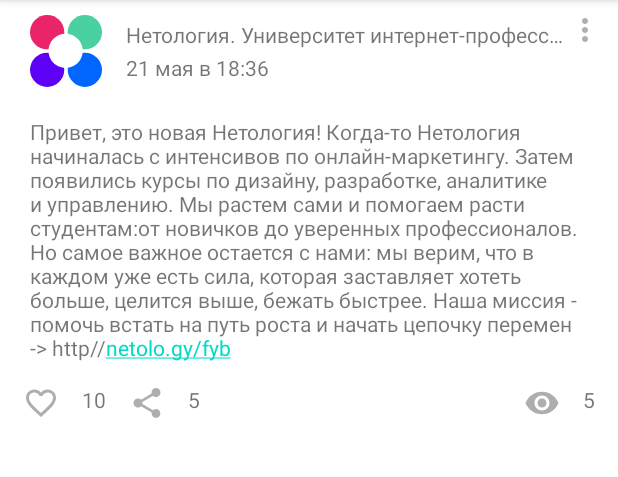
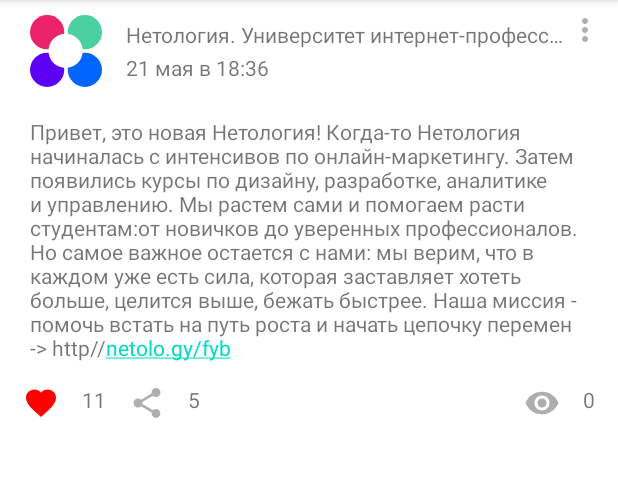
Before and after one commit to TsuraEvgesha/Try, an Android app: the screen it shows after launch (MainActivity), after a tap on an icon or button, on a phone screen of 412 x 824 dp, the part 84-561 px from its top. Run offline under Robolectric (Android 15) with nearby library versions, the phone set to English and light mode, and no system bars.

Commit message:
Обработка событий

```diff
--- a/app/src/main/java/dto/Post.kt
+++ b/app/src/main/java/dto/Post.kt
@@ -5,9 +5,10 @@ data class Post (
     val author:String,
     val authorAvatar: String,
     val published: String,
-    val likes:Int,
+    var likes:Long,
     var liked:Boolean,
-    val sare: Long,
+    var share: Long,
+    var sareReal:Boolean,
     val content:String,
     val view: Long,
 )
--- a/app/src/main/java/ru/netology/nmedia/MainActivity.kt
+++ b/app/src/main/java/ru/netology/nmedia/MainActivity.kt
@@ -1,33 +1,93 @@
 package ru.netology.nmedia
 
+import android.os.Bundle
 import androidx.appcompat.app.AppCompatActivity
-import android.os.Bundle
 import dto.Post
 import ru.netology.nmedia.databinding.ActivityMainBinding
+import java.math.RoundingMode
+import java.text.DecimalFormat
 
 class MainActivity : AppCompatActivity() {
     override fun onCreate(savedInstanceState: Bundle?) {
         super.onCreate(savedInstanceState)
         val binding = ActivityMainBinding.inflate(layoutInflater)
         setContentView(binding.root)
-        val post = Post(0,"Нетология. Университет интернет-профессий","","21 мая в 18:36", 10,true,5,"Привет, это новая Нетология! Когда-то Нетология начиналась с интенсивов по онлайн-маркетингу. Затем появились курсы по дизайну, разработке, аналитике и управлению. Мы растем сами и помогаем расти студентам:от новичков до уверенных профессионалов. Но самое важное остается с нами: мы верим, что в каждом уже есть сила, которая заставляет хотеть больше, целится выше, бежать быстрее. Наша миссия - помочь встать на путь роста и начать цепочку перемен -> http//netolo.gy/fyb",5)
-        with(binding){
-        published.text=post.published
-        author.text=post.author
-        content.text=post.content
+        val post = Post(
+            0,
+            "Нетология. Университет интернет-профессий",
+            "",
+            "21 мая в 18:36",
+            10,
+            false,
+            5,
+            false,
+            "Привет, это новая Нетология! Когда-то Нетология начиналась с интенсивов по онлайн-маркетингу. Затем появились курсы по дизайну, разработке, аналитике и управлению. Мы растем сами и помогаем расти студентам:от новичков до уверенных профессионалов. Но самое важное остается с нами: мы верим, что в каждом уже есть сила, которая заставляет хотеть больше, целится выше, бежать быстрее. Наша миссия - помочь встать на путь роста и начать цепочку перемен -> http//netolo.gy/fyb",
+            0
+        )
+        with(binding) {
+            published.text = post.published
+            author.text = post.author
+            content.text = post.content
+            numberOfLikes.text = counter(post.likes)
+            numberOfShare.text= counter(post.share)
+            numberOfVisit.text=counter(post.view)
             likes.setOnClickListener {
-            post.liked=!post.liked
+                if (post.liked) post.likes-- else post.likes++
+                post.liked = !post.liked
+                numberOfLikes.text = counter(post.likes)
                 likes.setImageResource(
-                if(post.liked) {
+                    if (post.liked) {
                         R.drawable.ic_baseline_favorite_24
                     } else {
                         R.drawable.ic_outline_favorite_border_24
                     }
+                )
 
+            }
+            share.setOnClickListener{
+                post.share++
+                post.sareReal=!post.sareReal
+                numberOfShare.text=counter(post.share)
+                share.setImageResource(
+                    if (post.sareReal){
+                        R.drawable.ic_baseline_sharetrue_24
+                    } else{
+                        R.drawable.ic_baseline_sharetrue_24
+                    }
                 )
+            }
+
+        }
+
+    }
+
+
+
+    private fun counter(item: Long): String {
+
+        return when (item) {
+
+            in 1000..1099 -> {
+                val num = numberToInt(item / 1000.0)
+                (num + "K") }
+            in 1100..9999 -> {
+                val num = numberToInt(item / 1000.0)
+                (num + "K") }
+            in 10_000..999_999 -> {
+                ((item / 1000).toString() + "K") }
+            in 1_000_000..1_000_000_000 -> {
+                val num = numberToInt(item / 1_000_000.0)
+                (num + "M") }
+            else -> item.toString()
         }
     }
 
+    private fun numberToInt (number: Double): String {
+        val demFormat = DecimalFormat("#.#")
+        demFormat.roundingMode = RoundingMode.FLOOR
+        return demFormat.format(number).toString()
+    }
+
+
 
 }
-}
--- /dev/null
+++ b/app/src/main/res/drawable/ic_baseline_sharetrue_24.xml
@@ -0,0 +1,5 @@
+<vector android:height="24dp" android:tint="#1AAC1A"
+    android:viewportHeight="24" android:viewportWidth="24"
+    android:width="24dp" xmlns:android="http://schemas.android.com/apk/res/android">
+    <path android:fillColor="@android:color/white" android:pathData="M18,16.08c-0.76,0 -1.44,0.3 -1.96,0.77L8.91,12.7c0.05,-0.23 0.09,-0.46 0.09,-0.7s-0.04,-0.47 -0.09,-0.7l7.05,-4.11c0.54,0.5 1.25,0.81 2.04,0.81 1.66,0 3,-1.34 3,-3s-1.34,-3 -3,-3 -3,1.34 -3,3c0,0.24 0.04,0.47 0.09,0.7L8.04,9.81C7.5,9.31 6.79,9 6,9c-1.66,0 -3,1.34 -3,3s1.34,3 3,3c0.79,0 1.5,-0.31 2.04,-0.81l7.12,4.16c-0.05,0.21 -0.08,0.43 -0.08,0.65 0,1.61 1.31,2.92 2.92,2.92 1.61,0 2.92,-1.31 2.92,-2.92s-1.31,-2.92 -2.92,-2.92z"/>
+</vector>
--- a/app/src/main/res/layout/activity_main.xml
+++ b/app/src/main/res/layout/activity_main.xml
@@ -133,7 +133,7 @@
         android:layout_height="wrap_content"
         android:layout_margin="15dp"
         android:layout_marginStart="5dp"
-        android:text="@string/likes"
+        tools:text="10"
         app:layout_constraintStart_toEndOf="@+id/likes"
         app:layout_constraintTop_toBottomOf="@+id/content" />
 
@@ -141,7 +141,7 @@
         android:id="@+id/number_of_share"
         android:layout_width="wrap_content"
         android:layout_height="wrap_content"
-        android:text="@string/share"
+        tools:text="@string/share"
         android:layout_margin="15dp"
         android:layout_marginStart="5dp"
         app:layout_constraintStart_toEndOf="@+id/share"
@@ -152,7 +152,7 @@
         android:layout_width="wrap_content"
         android:layout_height="wrap_content"
         android:layout_margin="15dp"
-        android:text="@string/visit"
+        tools:text="@string/visit"
         android:layout_marginEnd="5dp"
         app:layout_constraintEnd_toEndOf="parent"
         app:layout_constraintTop_toBottomOf="@+id/content" />
```
Lines whose indentation alone changed are shown as unchanged.
